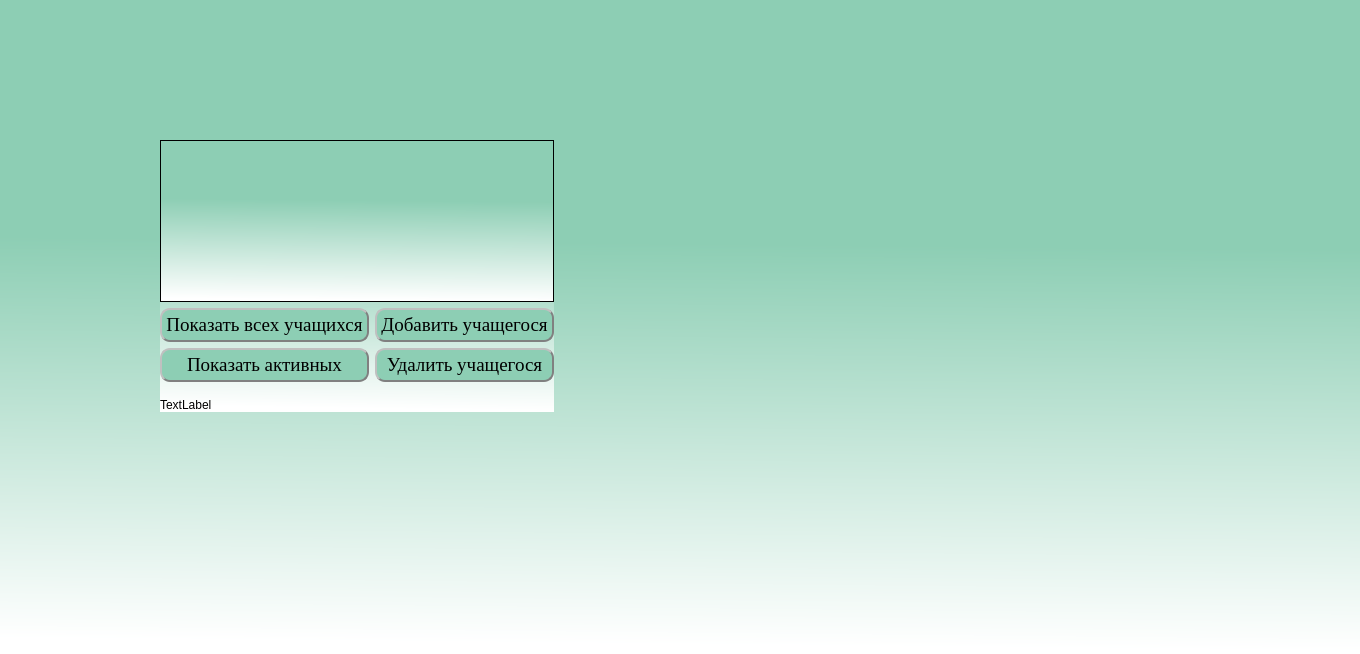
Old version of the form Assistant.ui in the repository BackDad/Diploma_GB.
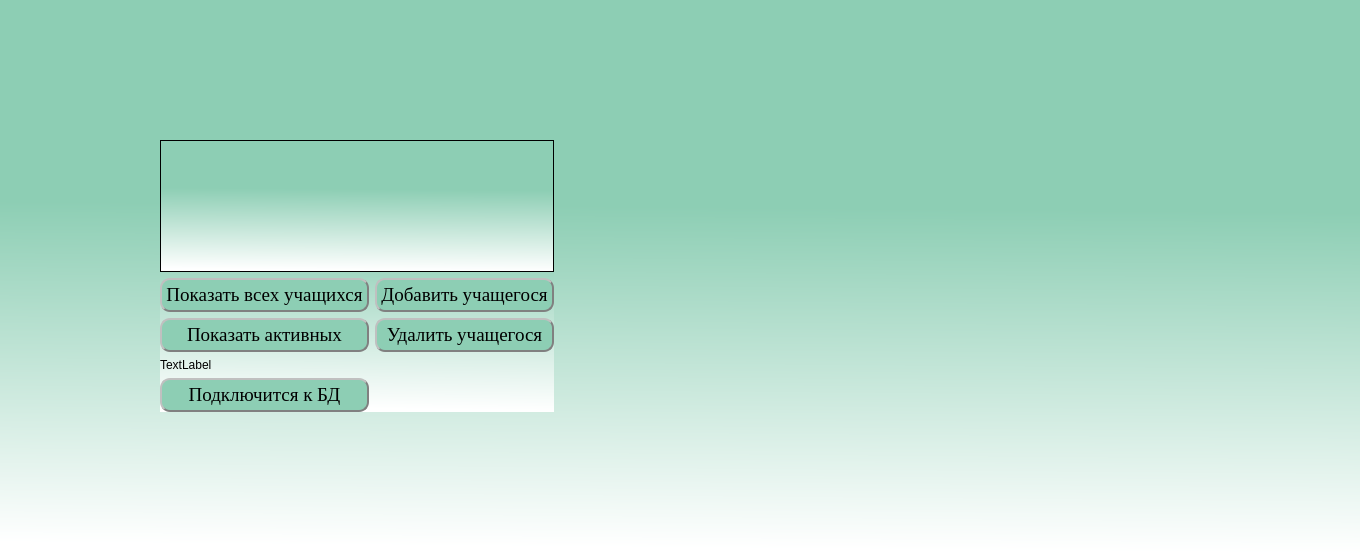
New version of the form. Icons and pictures are not drawn.

Patch:
```diff
--- a/Assistant.ui
+++ b/Assistant.ui
@@ -7,7 +7,7 @@
     <x>0</x>
     <y>0</y>
     <width>1360</width>
-    <height>654</height>
+    <height>556</height>
    </rect>
   </property>
   <property name="minimumSize">
@@ -736,6 +736,47 @@
       </property>
      </widget>
     </item>
+    <item row="5" column="0">
+     <widget class="QPushButton" name="Connect_to_db">
+      <property name="font">
+       <font>
+        <family>Times New Roman</family>
+        <pointsize>14</pointsize>
+       </font>
+      </property>
+      <property name="autoFillBackground">
+       <bool>false</bool>
+      </property>
+      <property name="styleSheet">
+       <string notr="true">
+QPushButton {
+    border-style: outset;
+    border-width: 2px;
+    border-color: gray;
+    padding: 4px;
+	background-color: rgb(141, 206, 180);
+	border-radius: 10px;
+
+
+}
+
+QPushButton:pressed {
+    border-style: inset;
+    background-color: #c0c0c0;
+}
+</string>
+      </property>
+      <property name="text">
+       <string>Подключится к БД</string>
+      </property>
+      <property name="checkable">
+       <bool>false</bool>
+      </property>
+      <property name="flat">
+       <bool>false</bool>
+      </property>
+     </widget>
+    </item>
    </layout>
   </widget>
  </widget>
```
Left out of the diff: 34 changed lines with no effect on the pictures.
